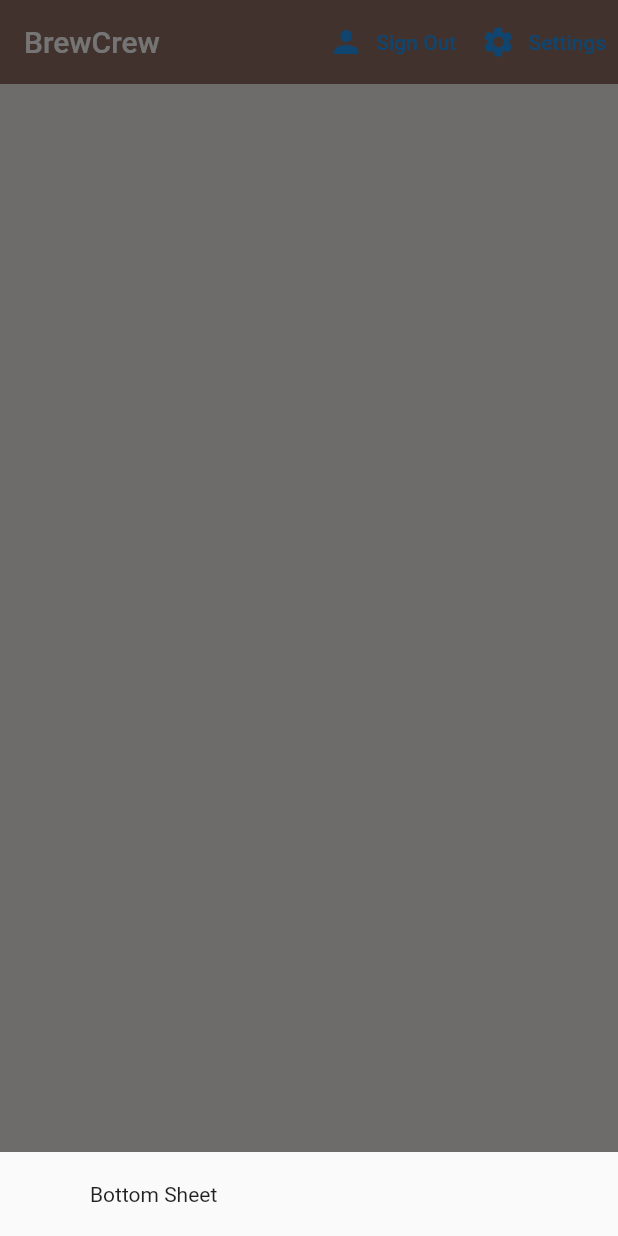
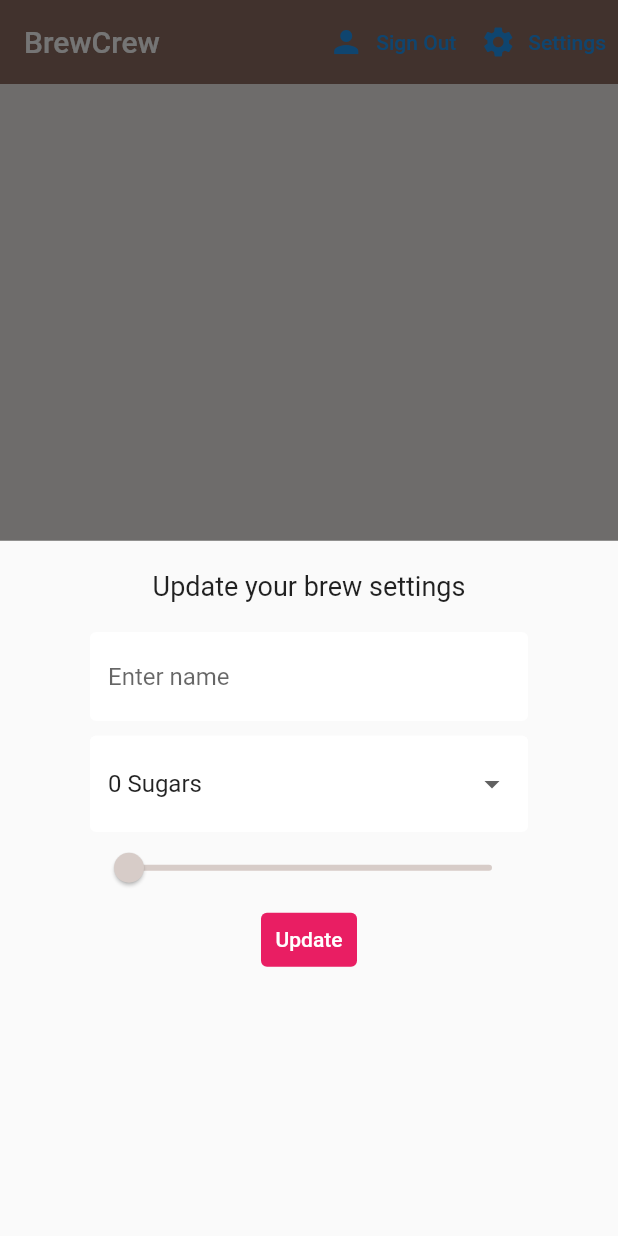
Before and after one commit to umairiqbal78/Net_Ninja_Coffee_App, a Flutter app: the screen it shows once a user with an empty profile is signed in, after a tap on "Settings", on a phone screen of 412 x 824 dp. Run offline on Flutter 3.47's test engine with Material 2 defaults, Android fonts, the light colour scheme and no system bars; our stand-ins replace cloud_firestore, firebase_auth, firebase_core, flutter_spinkit; accounts and stored records are empty.

Commit message:
updating bottom bar flip settings with slider

```diff
--- a/lib/screens/home/home.dart
+++ b/lib/screens/home/home.dart
@@ -1,4 +1,5 @@
 import 'package:brew_crew_coffee_app/models/brew.dart';
+import 'package:brew_crew_coffee_app/screens/home/settings_form.dart';
 
 import 'package:brew_crew_coffee_app/screens/services/auth.dart';
 import 'package:brew_crew_coffee_app/screens/services/database.dart';
@@ -25,7 +26,7 @@ class _HomeState extends State<Home> {
           builder: (context) {
             return Container(
               padding: EdgeInsets.symmetric(vertical: 20.0, horizontal: 60.0),
-              child: Text("Bottom Sheet"),
+              child: SettingsForm(),
             );
           });
     }
--- /dev/null
+++ b/lib/screens/home/settings_form.dart
@@ -0,0 +1,84 @@
+import 'package:brew_crew_coffee_app/shared/constants.dart';
+import 'package:flutter/material.dart';
+
+class SettingsForm extends StatefulWidget {
+  const SettingsForm({Key? key}) : super(key: key);
+
+  @override
+  _SettingsFormState createState() => _SettingsFormState();
+}
+
+class _SettingsFormState extends State<SettingsForm> {
+  final _formKey = GlobalKey<FormState>();
+  final List sugars = ['0', '1', '2', '3', '4'];
+
+  String? _currentName;
+  String? _currentSugars;
+  int? _currentStrength;
+  @override
+  Widget build(BuildContext context) {
+    return Form(
+        key: _formKey,
+        child: Column(
+          children: [
+            Text(
+              'Update your brew settings',
+              style: TextStyle(fontSize: 18.0),
+            ),
+            SizedBox(
+              height: 20.0,
+            ),
+            //name input
+            TextFormField(
+              decoration: textInputDecoration.copyWith(hintText: 'Enter name'),
+              validator: (val) => val!.isEmpty ? 'Enter your name' : null,
+              onChanged: (val) => setState(() => _currentName = val),
+            ),
+            SizedBox(
+              height: 10.0,
+            ),
+            //Sugar DropDown
+            DropdownButtonFormField(
+                value: _currentSugars ?? '0',
+                decoration: textInputDecoration,
+                items: sugars.map((sugar) {
+                  return DropdownMenuItem(
+                    value: sugar,
+                    child: Text('$sugar Sugars'),
+                  );
+                }).toList(),
+                onChanged: (val) {
+                  setState(() => _currentSugars = val.toString());
+                }),
+            Slider(
+              value: (_currentStrength ?? 100).toDouble(),
+              activeColor: Colors.brown[_currentStrength ?? 100],
+              inactiveColor: Colors.brown[_currentStrength ?? 100],
+              min: 100,
+              max: 900,
+              divisions: 8,
+              onChanged: (val) {
+                setState(() {
+                  _currentStrength = val.round();
+                });
+              },
+            ),
+            //update button
+            TextButton(
+              onPressed: () async {
+                print(_currentName);
+                print(_currentSugars);
+                print(_currentStrength);
+              },
+              style: ButtonStyle(
+                  backgroundColor:
+                      MaterialStateProperty.all<Color>(Colors.pink)),
+              child: Text(
+                'Update',
+                style: TextStyle(color: Colors.white),
+              ),
+            )
+          ],
+        ));
+  }
+}
```
